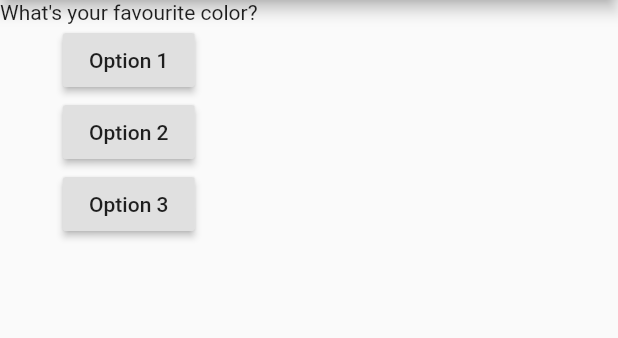
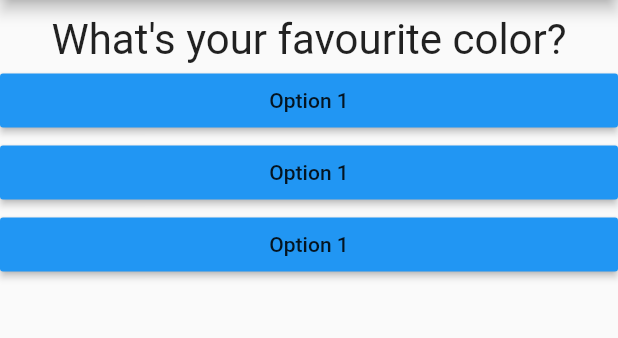
Before and after one commit to Procoder16/Quizzy, a Flutter app: the screen it shows after launch, on a phone screen of 412 x 824 dp, the part 84-422 px from its top. Run offline on Flutter 3.47's test engine with Material 2 defaults, Android fonts, the phone set to English and light mode, and no system bars.

Commit message:
added another dart file for the raised buttons

```diff
--- /dev/null
+++ b/lib/answer.dart
@@ -0,0 +1,19 @@
+import 'package:flutter/material.dart';
+
+class Answer extends StatelessWidget {
+  final selectHandler;
+
+  Answer(this.selectHandler);
+
+  @override
+  Widget build(BuildContext context) {
+    return Container(
+      width: double.infinity,
+      child: RaisedButton(
+        color: Colors.blue,
+        child: Text('Option 1'),
+        onPressed: selectHandler,
+      ),
+    );
+  }
+}
--- a/lib/main.dart
+++ b/lib/main.dart
@@ -1,4 +1,7 @@
 import 'package:flutter/material.dart';
+
+import 'question.dart';
+import 'answer.dart';
 
 void main() {
   runApp(MyApp());
@@ -33,19 +36,10 @@ class _MyAppState extends State<MyApp> {
         ),
         body: Column(
           children: [
-            Text(questions[_questionIndex]),
-            RaisedButton(
-              child: Text('Option 1'),
-              onPressed: _answerQuestion,
-            ),
-            RaisedButton(
-              child: Text('Option 2'),
-              onPressed: _answerQuestion,
-            ),
-            RaisedButton(
-              child: Text('Option 3'),
-              onPressed: _answerQuestion,
-            ),
+            Question(questions[_questionIndex]),
+            Answer(_answerQuestion),
+            Answer(_answerQuestion),
+            Answer(_answerQuestion),
           ],
         ),
       ),
--- /dev/null
+++ b/lib/question.dart
@@ -0,0 +1,18 @@
+import 'package:flutter/material.dart';
+
+class Question extends StatelessWidget {
+  final String questions;
+  Question(this.questions);
+  @override
+  Widget build(BuildContext context) {
+    return Container(
+      margin: EdgeInsets.only(top: 10),
+      width: double.infinity,
+      child: Text(
+        questions,
+        style: TextStyle(fontSize: 28.0),
+        textAlign: TextAlign.center,
+      ),
+    );
+  }
+}
```
